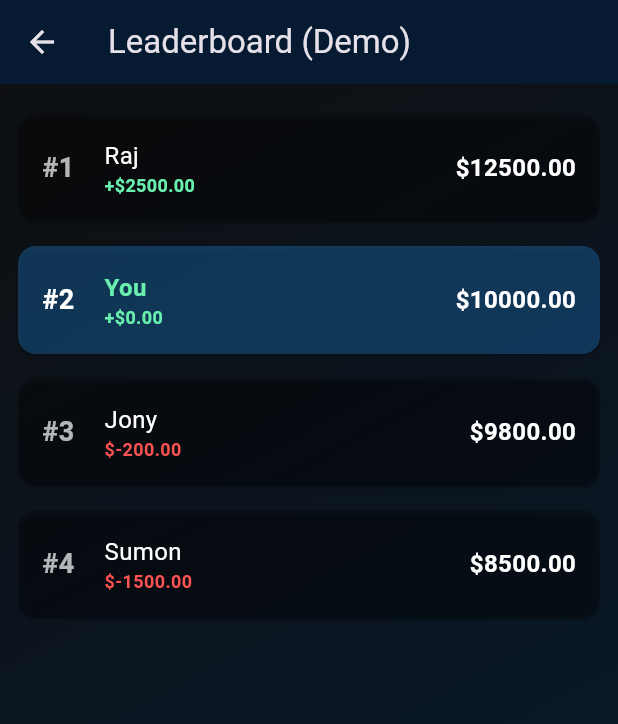
After one commit to programmerrajbhai/trading_home, a Flutter app: the screen it shows after launch, after a tap on the "leaderboard" icon, on a phone screen of 412 x 824 dp. The commit adds this screen. Shown: the top 724 px of the screen. Run offline on Flutter 3.47's test engine with Material 3 defaults, Android fonts, the phone set to English and light mode, and no system bars; our stand-ins replace get, shared_preferences; accounts and stored records are empty.

Commit message:
real time leaderboard_screen.dart

```diff
--- a/lib/home/controllers/trading_controller.dart
+++ b/lib/home/controllers/trading_controller.dart
@@ -9,6 +9,7 @@ import 'package:shared_preferences/shared_preferences.dart';
 import '../candle_data.dart';
 import '../models/trade_model.dart';
 import '../utils/enums.dart';
+import '../models/leaderboard_user.dart';
 
 class TradingController extends GetxController {
   late SharedPreferences _prefs;
@@ -40,6 +41,9 @@ class TradingController extends GetxController {
 
   final Rx<ChartType> selectedChartType = ChartType.candlestick.obs;
 
+  final RxList<LeaderboardUser> leaderboardUsers = <LeaderboardUser>[].obs;
+  late LeaderboardUser _currentUser;
+
   List<Trade> get combinedTradeList {
     final list = [...runningTrades, ...tradeHistory];
     list.sort((a, b) => b.entryTime.compareTo(a.entryTime));
@@ -62,16 +66,53 @@ class TradingController extends GetxController {
   Future<void> _loadData() async {
     _prefs = await SharedPreferences.getInstance();
     liveBalance.value = _prefs.getDouble('liveBalance') ?? 1000.00;
-    demoBalance.value = _prefs.getDouble('demoBalance') ?? 10000.00;
+
+    final savedLeaderboard = _prefs.getStringList('leaderboardUsers') ?? [];
+    if (savedLeaderboard.isEmpty) {
+      _initializeLeaderboard();
+    } else {
+      leaderboardUsers.value = savedLeaderboard.map((json) {
+        final data = jsonDecode(json);
+        // pnl value is not stored directly, so we need to initialize it
+        return LeaderboardUser(
+          id: data['id'],
+          name: data['name'],
+          balance: data['balance'],
+        );
+      }).toList();
+    }
+
+    _currentUser = leaderboardUsers.firstWhereOrNull((user) => user.id == 'user_1') ??
+        LeaderboardUser(id: 'user_1', name: 'You', balance: 10000.00);
+    demoBalance.value = _currentUser.balance;
     isLiveAccount.value = _prefs.getBool('isLiveAccount') ?? false;
 
     List<String> historyJson = _prefs.getStringList('tradeHistory') ?? [];
     tradeHistory.value = historyJson.map((json) => Trade.fromJson(jsonDecode(json))).toList();
   }
 
+  void _initializeLeaderboard() {
+    leaderboardUsers.add(LeaderboardUser(id: 'user_1', name: 'You', balance: 10000.00));
+    leaderboardUsers.add(LeaderboardUser(id: 'user_2', name: 'Raj', balance: 12500.00, initialBalance: 10000.00));
+    leaderboardUsers.add(LeaderboardUser(id: 'user_3', name: 'Jony', balance: 9800.00, initialBalance: 10000.00));
+    leaderboardUsers.add(LeaderboardUser(id: 'user_4', name: 'Sumon', balance: 8500.00, initialBalance: 10000.00));
+    _saveLeaderboard();
+  }
+
+  Future<void> _saveLeaderboard() async {
+    final leaderboardJson = leaderboardUsers.map((user) => jsonEncode(user.toJson())).toList();
+    await _prefs.setStringList('leaderboardUsers', leaderboardJson);
+  }
+
   Future<void> _saveData() async {
     await _prefs.setDouble('liveBalance', liveBalance.value);
-    await _prefs.setDouble('demoBalance', demoBalance.value);
+
+    // Update pnl for current user
+    _currentUser.balance = demoBalance.value;
+    _currentUser.pnl.value = demoBalance.value - 10000.00;
+
+    _saveLeaderboard();
+
     await _prefs.setBool('isLiveAccount', isLiveAccount.value);
 
     List<String> historyJson = tradeHistory.map((trade) => jsonEncode(trade.toJson())).toList();
@@ -339,6 +380,10 @@ class TradingController extends GetxController {
     _saveData();
   }
 
+  void sortLeaderboard() {
+    leaderboardUsers.sort((a, b) => b.balance.compareTo(a.balance));
+  }
+
   @override
   void onClose() {
     _candleTimer?.cancel();
@@ -346,3 +391,12 @@ class TradingController extends GetxController {
     super.onClose();
   }
 }
+
+extension on LeaderboardUser {
+  Map<String, dynamic> toJson() => {
+    'id': id,
+    'name': name,
+    'balance': balance,
+    'pnl': pnl.value,
+  };
+}
--- a/lib/home/home.dart
+++ b/lib/home/home.dart
@@ -8,6 +8,7 @@ import 'widgets/timeframe_selector.dart';
 import 'widgets/trade_control_panel.dart';
 import 'chert.dart';
 import 'controllers/trading_controller.dart';
+import 'ui/leaderboard_screen.dart'; // <--- নতুন ইম্পোর্ট
 
 class HomePage extends StatelessWidget {
   const HomePage({super.key});
@@ -31,7 +32,7 @@ class HomePage extends StatelessWidget {
               TopBar(),
               TimeframeSelector(),
               Expanded(
-                // *** পরিবর্তন: Obx সরিয়ে কন্ট্রোলার پاس করা হয়েছে ***
+                // *** পরিবর্তন: Obx সরিয়ে কন্ট্রোলার পাস করা হয়েছে ***
                 child: CandlestickChart(
                   controller: controller,
                 ),
@@ -95,6 +96,13 @@ class TopBar extends StatelessWidget {
               )),
             ),
           ),
+
+          // <--- লিডারবোর্ড আইকন যুক্ত করা হলো --->
+          IconButton(
+            icon: const Icon(Icons.leaderboard, color: Colors.white),
+            onPressed: () => Get.to(() => const LeaderboardScreen()),
+          ),
+
           IconButton(
             icon: const Icon(Icons.history, color: Colors.white),
             onPressed: () => Get.to(() => const TradeHistoryScreen()),
--- /dev/null
+++ b/lib/home/models/leaderboard_user.dart
@@ -0,0 +1,32 @@
+// lib/home/models/leaderboard_user.dart
+
+import 'package:get/get.dart';
+
+class LeaderboardUser {
+  final String id;
+  final String name;
+  double balance;
+  RxDouble pnl; // Changed to RxDouble for reactivity
+
+  LeaderboardUser({
+    required this.id,
+    required this.name,
+    required this.balance,
+    double? initialBalance,  RxDouble? pnl,
+  }) : pnl = (balance - (initialBalance ?? 10000.0)).obs; // Initialize pnl
+
+  // JSON serialization
+  Map<String, dynamic> toJson() => {
+    'id': id,
+    'name': name,
+    'balance': balance,
+    'pnl': pnl.value,
+  };
+
+  factory LeaderboardUser.fromJson(Map<String, dynamic> json) => LeaderboardUser(
+    id: json['id'],
+    name: json['name'],
+    balance: json['balance'],
+    pnl: (json['pnl'] as double).obs,
+  );
+}
--- /dev/null
+++ b/lib/home/ui/leaderboard_screen.dart
@@ -0,0 +1,125 @@
+// lib/home/ui/leaderboard_screen.dart
+
+import 'package:flutter/material.dart';
+import 'package:get/get.dart';
+import '../controllers/trading_controller.dart';
+import '../models/leaderboard_user.dart';
+
+class LeaderboardScreen extends StatelessWidget {
+  const LeaderboardScreen({super.key});
+
+  @override
+  Widget build(BuildContext context) {
+    final TradingController controller = Get.find();
+
+    controller.sortLeaderboard();
+
+    return Scaffold(
+      appBar: AppBar(
+        title: const Text("Leaderboard (Demo)"),
+        backgroundColor: const Color(0xFF061B32),
+      ),
+      body: Container(
+        decoration: const BoxDecoration(
+          gradient: LinearGradient(
+            begin: Alignment.topLeft,
+            end: Alignment.bottomRight,
+            colors: [Color(0xFF0E1012), Color(0xFF061B32)],
+          ),
+        ),
+        child: Obx(() {
+          if (controller.leaderboardUsers.isEmpty) {
+            return const Center(child: CircularProgressIndicator());
+          }
+          return ListView.builder(
+            padding: const EdgeInsets.all(12),
+            itemCount: controller.leaderboardUsers.length,
+            itemBuilder: (context, index) {
+              final user = controller.leaderboardUsers[index];
+              final isCurrentUser = user.id == 'user_1';
+              return _LeaderboardTile(
+                user: user,
+                rank: index + 1,
+                isCurrentUser: isCurrentUser,
+              );
+            },
+          );
+        }),
+      ),
+    );
+  }
+}
+
+class _LeaderboardTile extends StatelessWidget {
+  final LeaderboardUser user;
+  final int rank;
+  final bool isCurrentUser;
+
+  const _LeaderboardTile({
+    required this.user,
+    required this.rank,
+    required this.isCurrentUser,
+  });
+
+  @override
+  Widget build(BuildContext context) {
+    return Obx(() {
+      final pnl = user.pnl.value;
+      final isProfit = pnl >= 0;
+      final pnlColor = isProfit ? Colors.greenAccent : Colors.redAccent;
+      final pnlText = '${isProfit ? '+' : ''}\$${pnl.toStringAsFixed(2)}';
+
+      return Card(
+        color: isCurrentUser ? Colors.blue.withOpacity(0.3) : Colors.black.withOpacity(0.2),
+        margin: const EdgeInsets.symmetric(vertical: 8),
+        child: Padding(
+          padding: const EdgeInsets.all(16.0),
+          child: Row(
+            children: [
+              Text(
+                '#$rank',
+                style: TextStyle(
+                  fontSize: 18,
+                  fontWeight: FontWeight.bold,
+                  color: isCurrentUser ? Colors.white : Colors.white70,
+                ),
+              ),
+              const SizedBox(width: 20),
+              Expanded(
+                child: Column(
+                  crossAxisAlignment: CrossAxisAlignment.start,
+                  children: [
+                    Text(
+                      user.name,
+                      style: TextStyle(
+                        fontSize: 16,
+                        fontWeight: isCurrentUser ? FontWeight.bold : FontWeight.normal,
+                        color: isCurrentUser ? Colors.greenAccent : Colors.white,
+                      ),
+                    ),
+                    Text(
+                      pnlText,
+                      style: TextStyle(
+                        fontSize: 12,
+                        color: pnlColor,
+                        fontWeight: FontWeight.bold,
+                      ),
+                    ),
+                  ],
+                ),
+              ),
+              Text(
+                '\$${user.balance.toStringAsFixed(2)}',
+                style: const TextStyle(
+                  fontSize: 16,
+                  fontWeight: FontWeight.bold,
+                  color: Colors.white,
+                ),
+              ),
+            ],
+          ),
+        ),
+      );
+    });
+  }
+}
--- a/pubspec.yaml
+++ b/pubspec.yaml
@@ -39,6 +39,7 @@ dependencies:
   google_fonts: ^6.2.1
   curved_navigation_bar: ^1.0.3
   intl: any
+  http:
 
 
   shared_preferences: ^2.2.3
```
Also changed, not shown: pubspec.lock.
